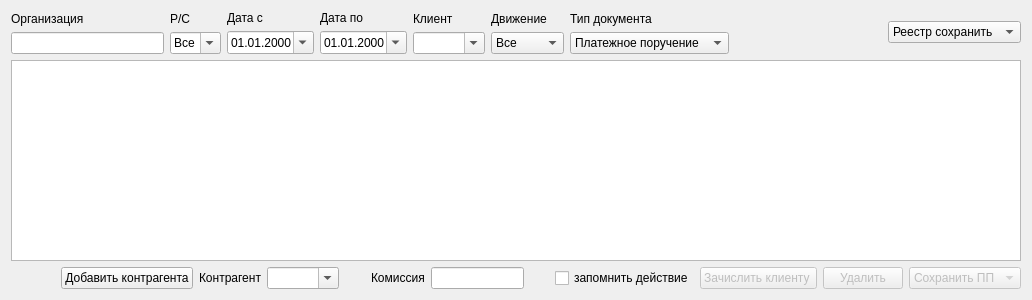
Before: the Qt Designer form class_ref_pp.ui in berserk24/finance, drawn with Qt 5.
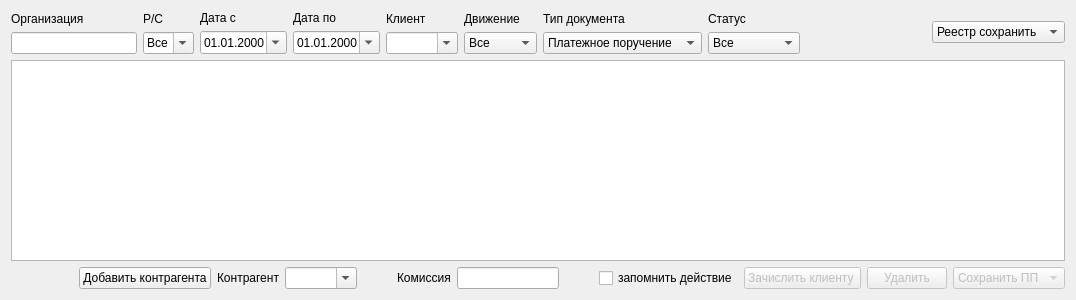
After: the same form once the commit is applied.

Patch:
```diff
--- a/class_ref_pp.ui
+++ b/class_ref_pp.ui
@@ -6,7 +6,7 @@
    <rect>
     <x>0</x>
     <y>0</y>
-    <width>1032</width>
+    <width>1076</width>
     <height>300</height>
    </rect>
   </property>
@@ -339,6 +339,46 @@
        </item>
       </layout>
      </item>
+     <item>
+      <layout class="QVBoxLayout" name="verticalLayout_9">
+       <item>
+        <widget class="QLabel" name="label_10">
+         <property name="text">
+          <string>Статус</string>
+         </property>
+        </widget>
+       </item>
+       <item>
+        <widget class="QComboBox" name="comboBox_status">
+         <item>
+          <property name="text">
+           <string>Все</string>
+          </property>
+         </item>
+         <item>
+          <property name="text">
+           <string>Новый</string>
+          </property>
+         </item>
+         <item>
+          <property name="text">
+           <string>Отправлен</string>
+          </property>
+         </item>
+         <item>
+          <property name="text">
+           <string>Принят</string>
+          </property>
+         </item>
+         <item>
+          <property name="text">
+           <string>Отозван</string>
+          </property>
+         </item>
+        </widget>
+       </item>
+      </layout>
+     </item>
      <item>
       <spacer name="horizontalSpacer_2">
        <property name="orientation">
```
